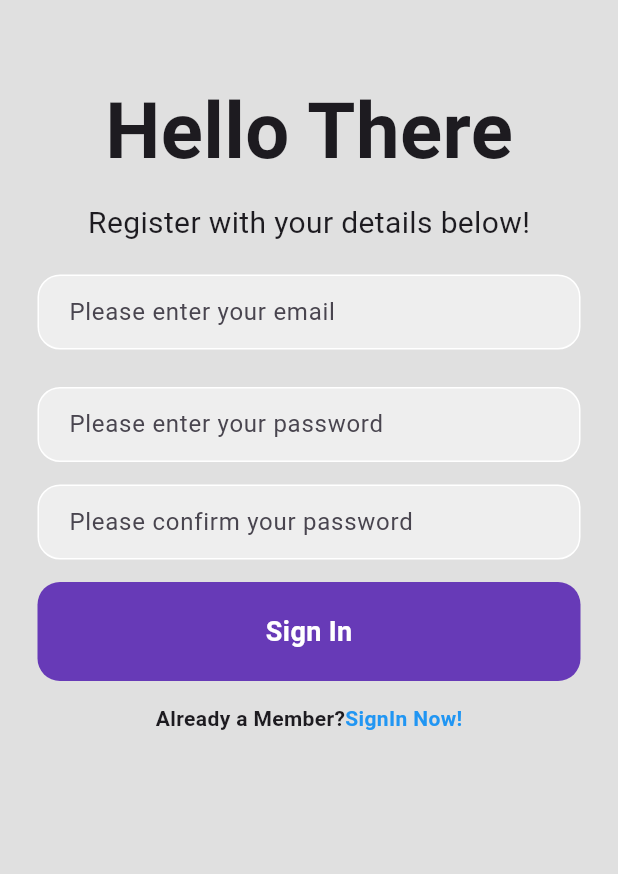
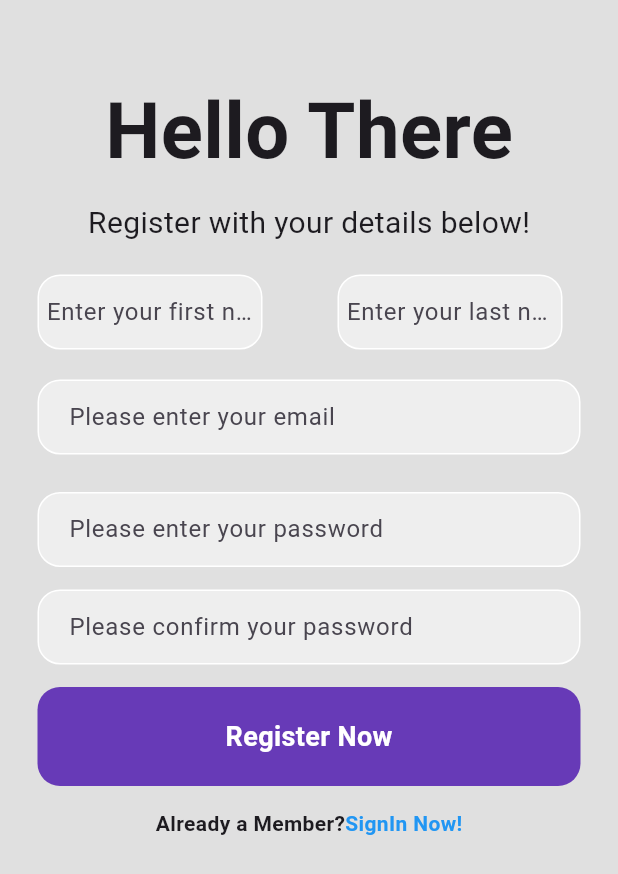
Before and after one commit to Juno-whut/login_app, a Flutter app: the RegisterPage screen opened directly with empty values, on a phone screen of 412 x 824 dp. Shown: the top 874 px of the screen. Run offline on Flutter 3.47's test engine with Material 3 defaults, Android fonts, the phone set to English and light mode, and no system bars; our stand-ins replace cloud_firestore, firebase_auth, firebase_core; accounts and stored records are empty.

Commit message:
created firesotre db, added extra field data to collect when someone registers so that data can be stored in the db, added more users alerts for the new fields

```diff
--- a/lib/pages/registerpage.dart
+++ b/lib/pages/registerpage.dart
@@ -1,3 +1,4 @@
+import 'package:cloud_firestore/cloud_firestore.dart';
 import 'package:flutter/material.dart';
 import 'package:firebase_auth/firebase_auth.dart';
 
@@ -14,6 +15,8 @@ class _RegisterPageState extends State<RegisterPage> {
   final _emailController = TextEditingController();
   final _passwordController = TextEditingController();
   final _confirmPasswordController = TextEditingController();
+  final _firstNameController = TextEditingController();
+  final _lastNameController = TextEditingController();
 
   Future signUp() async {
     if (_emailController.text.isEmpty || _passwordController.text.isEmpty) {
@@ -50,11 +53,38 @@ class _RegisterPageState extends State<RegisterPage> {
         }
       );
     }
+    if (_firstNameController.text.isEmpty || _lastNameController.text.isEmpty) {
+      return showDialog(
+        context: context,
+        builder: (context) {
+          return const AlertDialog(
+            content: Text(
+              "Please type in your first and last name",
+              textAlign: TextAlign.center,
+              style: TextStyle(
+                fontSize: 18,
+                color: Colors.red
+              )
+            )
+          );
+        }
+      );
+    }
     try {
     await FirebaseAuth.instance.createUserWithEmailAndPassword(
+      // create user
       email: _emailController.text.trim(),
       password: _passwordController.text.trim(),
-    );}
+      );
+
+      // add user details
+      addUserDetails(
+        _firstNameController.text.trim(),
+        _lastNameController.text.trim(),
+        _emailController.text.trim()
+      );
+    }
+
     catch (e) {
       return showDialog(
         context: context,
@@ -69,8 +99,17 @@ class _RegisterPageState extends State<RegisterPage> {
               ),
             ),
           );
-        });
+        }
+      );
     }
+  }
+
+  Future addUserDetails(String firstName, String lastName, String email) async {
+    await FirebaseFirestore.instance.collection('users').add({
+    'firstName': firstName,
+    'lastName': lastName,
+    'email': email
+    });
   }
 
   // dispose text controllers
@@ -79,6 +118,8 @@ class _RegisterPageState extends State<RegisterPage> {
     _emailController.dispose();
     _passwordController.dispose();
     _confirmPasswordController.dispose();
+    _firstNameController.dispose();
+    _lastNameController.dispose();
     super.dispose();
   }
 
@@ -87,7 +128,7 @@ class _RegisterPageState extends State<RegisterPage> {
     return Scaffold(
         backgroundColor: Colors.grey[300],
 
-        body:  SafeArea(
+        body: SafeArea(
             child: SingleChildScrollView(
               child: Column(
                   mainAxisAlignment: MainAxisAlignment.center,
@@ -109,6 +150,58 @@ class _RegisterPageState extends State<RegisterPage> {
                         )
                       ),
 
+                      const SizedBox(height: 20),
+
+                      Row(
+                        crossAxisAlignment: CrossAxisAlignment.center,
+                        children: [
+                          // first name text field
+                          Padding(
+                              padding: const EdgeInsets.symmetric(horizontal: 25),
+                              child: Container(
+                                  width: 150,
+                                  decoration: BoxDecoration(
+                                      color: Colors.grey[200],
+                                      border: Border.all(color: Colors.white),
+                                      borderRadius: BorderRadius.circular(15),
+                                  ),
+                                  child: Padding(
+                                    padding: const EdgeInsets.only(left: 5.0),
+                                    child: TextField(
+                                      controller: _firstNameController,
+                                        decoration: const InputDecoration(
+                                            border: InputBorder.none,
+                                            hintText: 'Enter your first name',
+                                        )
+                                    ),
+                                  ),
+                              ),
+                          ),
+
+                          // last name text field
+                          Padding(
+                              padding: const EdgeInsets.symmetric(horizontal: 25),
+                              child: Container(
+                                  width: 150,
+                                  decoration: BoxDecoration(
+                                      color: Colors.grey[200],
+                                      border: Border.all(color: Colors.white),
+                                      borderRadius: BorderRadius.circular(15),
+                                  ),
+                                  child: Padding(
+                                    padding: const EdgeInsets.only(left: 5.0),
+                                    child: TextField(
+                                      controller: _lastNameController,
+                                        decoration: const InputDecoration(
+                                            border: InputBorder.none,
+                                            hintText: 'Enter your last name',
+                                        )
+                                    ),
+                                  ),
+                              ),
+                          ),
+                        ],
+                      ),
                       const SizedBox(height: 20),
                       // email text field
                       Padding(
@@ -193,7 +286,7 @@ class _RegisterPageState extends State<RegisterPage> {
                             ),
                             child: const Center(
                               child: Text(
-                                "Sign In",
+                                "Register Now",
                                 style: TextStyle(
                                   color: Colors.white,
                                   fontWeight: FontWeight.bold,
```
